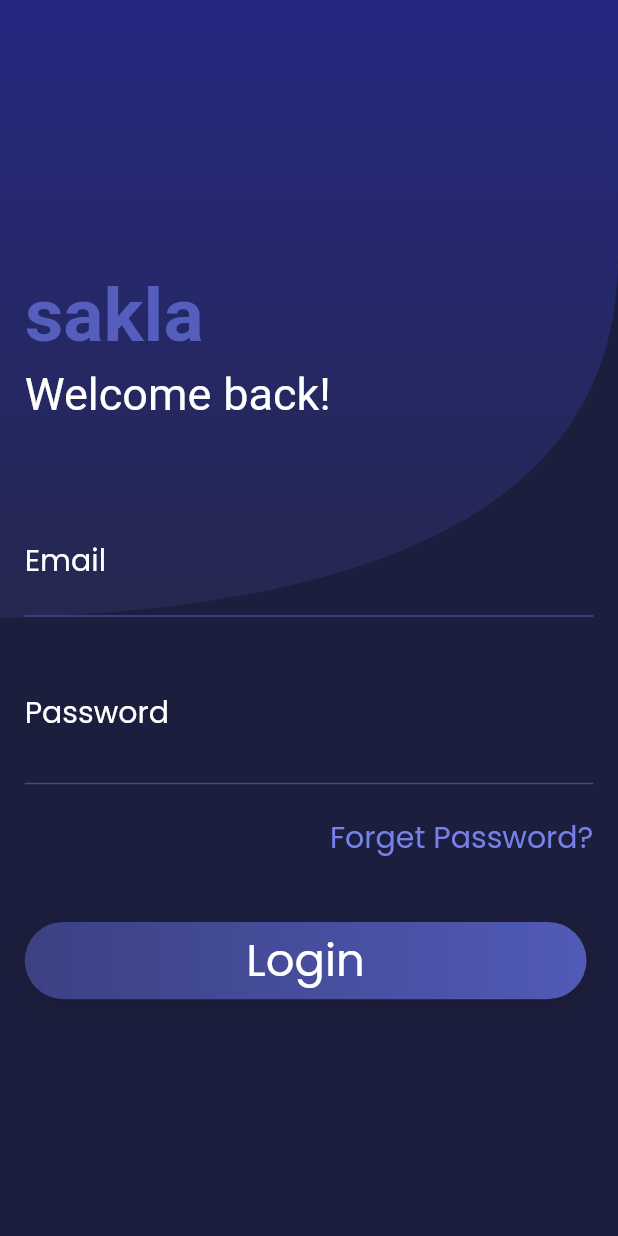
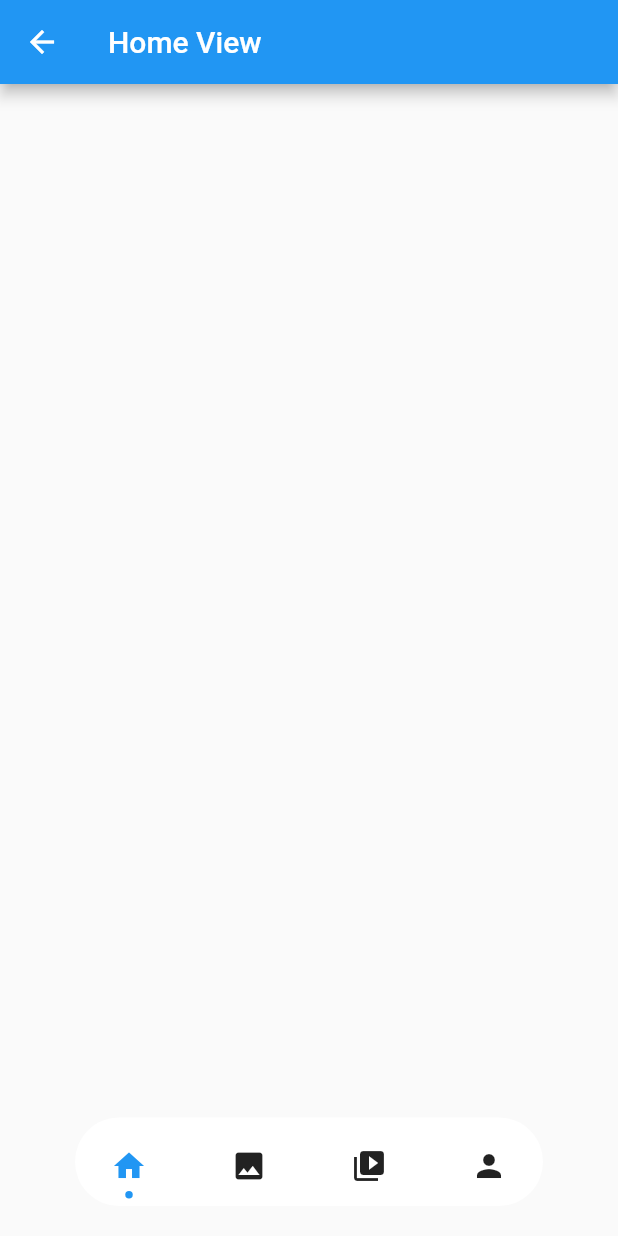
Before and after one commit to ferhatiltas/sakla-mobil, a Flutter app: the LoginView screen opened directly, after a tap on "Login", on a phone screen of 412 x 824 dp. Run offline on Flutter 3.47's test engine with Material 2 defaults, Android fonts, the phone set to English and light mode, and no system bars; drawn by our look-alikes of dot_navigation_bar.

Commit message:
add : page views

```diff
--- a/lib/view/auth/login/login_view.dart
+++ b/lib/view/auth/login/login_view.dart
@@ -1,4 +1,5 @@
 import 'package:flutter/material.dart';
+import 'package:sakla/view/baseView/base_view.dart';
 
 import '../../../core/components/bezier_container.dart';
 import '../../../core/extension/context_extension.dart';
@@ -166,7 +167,7 @@ class _LoginViewState extends State<LoginView> {
     return InkWell(
       borderRadius: BorderRadius.circular(50),
       onTap: () {
-        // Navigator.push(context, MaterialPageRoute(builder: (_) => LoginView()));
+     Navigator.push(context, MaterialPageRoute(builder: (_) => BaseView()));
       },
       child: Ink(
         width: MediaQuery.of(context).size.width / 1.1,
--- a/lib/view/auth/signup/sign_up.dart
+++ b/lib/view/auth/signup/sign_up.dart
@@ -40,7 +40,7 @@ class _SignUpViewState extends State<SignUpView> {
                   crossAxisAlignment: CrossAxisAlignment.start,
                   children: [
                     SizedBox(
-                      height: context.height / 7,
+                      height: context.height / 15,// 7 idi
                     ),
                     buildTitle(),
                     SizedBox(
--- /dev/null
+++ b/lib/view/baseView/base_view.dart
@@ -0,0 +1,90 @@
+import 'package:dot_navigation_bar/dot_navigation_bar.dart';
+import 'package:flutter/material.dart';
+import 'package:sakla/view/baseView/home_view.dart';
+import 'package:sakla/view/baseView/my_profile.dart';
+import 'package:sakla/view/baseView/photo_view.dart';
+import 'package:sakla/view/baseView/video_view.dart';
+
+class BaseView extends StatefulWidget {
+  @override
+  _BaseViewState createState() => _BaseViewState();
+}
+
+
+class _BaseViewState extends State<BaseView> {
+
+  var _selectedTab = _SelectedTab.home;
+  void _handleIndexChanged(int i) {
+    setState(() {
+      pageController.jumpToPage(i);
+      _selectedTab = _SelectedTab.values[i];
+
+    });
+  }
+  late HomeView homeView;
+  late PhotoView photoView;
+  late VideoView videoView;
+  late MyProfile myProfile;
+  late List<Widget> allPage;
+
+  late PageController pageController;
+
+  late int selectedIndex;
+
+  @override
+  void initState() {
+    // TODO: implement initState
+    super.initState();
+    homeView=HomeView();
+    photoView=PhotoView();
+    videoView=VideoView();
+    myProfile=MyProfile();
+    allPage=[homeView,photoView,videoView,myProfile];
+    pageController=PageController();
+    selectedIndex =0;
+  }
+
+  @override
+  Widget build(BuildContext context) {
+    return Scaffold(
+
+      bottomNavigationBar: DotNavigationBar(
+        currentIndex: _SelectedTab.values.indexOf(_selectedTab),
+        onTap: _handleIndexChanged,
+        items: [
+          /// Home
+          DotNavigationBarItem(
+            icon: Icon(Icons.home),
+            selectedColor: Colors.greenAccent[600],
+          ),
+
+          /// Likes
+          DotNavigationBarItem(
+            icon: Icon(Icons.photo),
+            selectedColor: Colors.pink[600],
+          ),
+
+          /// Search
+          DotNavigationBarItem(
+            icon: Icon(Icons.video_collection),
+            selectedColor: Colors.orange[600],
+          ),
+
+          /// Profile
+          DotNavigationBarItem(
+            icon: Icon(Icons.person),
+            selectedColor: Colors.blue[600],
+          ),
+        ],
+      ),
+      body: PageView(controller:pageController ,onPageChanged: ( int index){
+        setState(() {
+
+          selectedIndex=index;
+        });
+      },children: allPage,),
+
+    );
+  }
+}
+enum _SelectedTab { home, photo, video,myProfile }
--- /dev/null
+++ b/lib/view/baseView/home_view.dart
@@ -0,0 +1,19 @@
+import 'package:flutter/cupertino.dart';
+import 'package:flutter/material.dart';
+
+class HomeView extends StatefulWidget {
+  @override
+  _HomeViewState createState() => _HomeViewState();
+}
+
+class _HomeViewState extends State<HomeView> {
+  @override
+  Widget build(BuildContext context) {
+    return Scaffold(
+      appBar: AppBar(
+        title: Text('Home View'),
+      ),
+
+    );
+  }
+}
--- a/pubspec.yaml
+++ b/pubspec.yaml
@@ -12,7 +12,7 @@ dependencies:
   flutter:
     sdk: flutter
   google_fonts: ^2.0.0
-
+  dot_navigation_bar: ^0.2.0
 dev_dependencies:
   flutter_test:
     sdk: flutter
```
Also changed, not shown: lib/main.dart (+3 -5 lines), lib/view/baseView/my_profile.dart (added, +14 -0 lines), lib/view/baseView/photo_view.dart (added, +14 -0 lines), lib/view/baseView/video_view.dart (added, +14 -0 lines), pubspec.lock.
